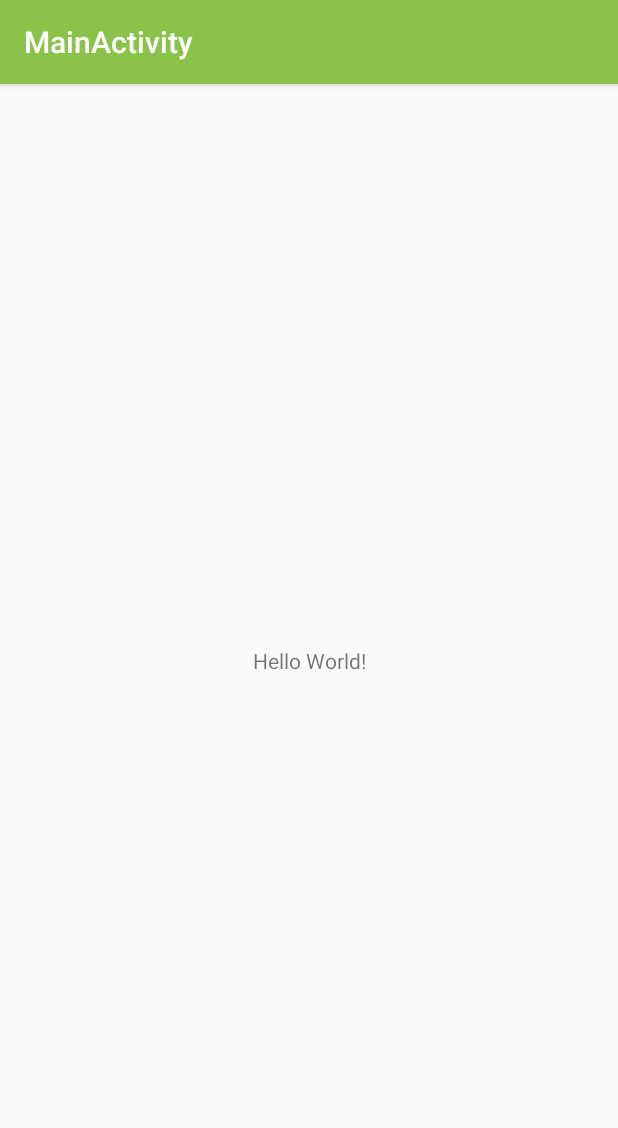
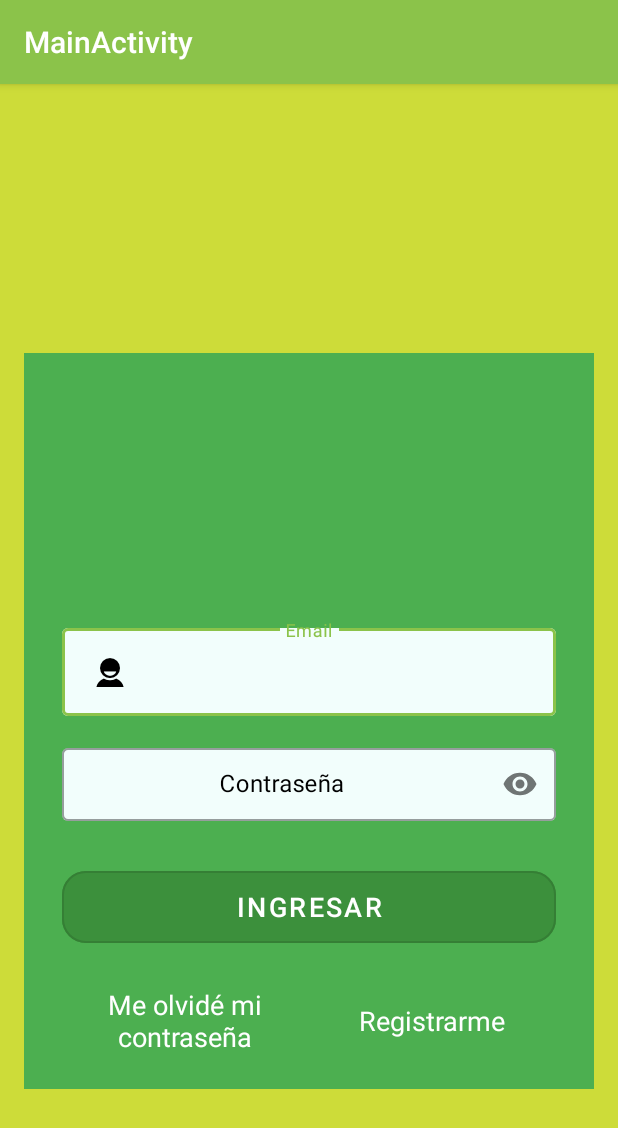
Before and after one commit to DevEdmundo/El-Flautista-de-Hamelin, an Android app: the screen it shows after launch (Bienvenido before the commit, LoginActivity after it), on a phone screen of 412 x 824 dp. Shown: the top 1128 px of the screen. Run offline under Robolectric (Android 15) with nearby library versions, the phone set to English and light mode, and no system bars; our stand-ins replace ButterKnife; libraries missing offline, so code that uses them is left out: cn.pedant, com.mobsandgeeks.saripaar; 2 statements that could not run were skipped.

Commit message:
Login with session.Edmundo

```diff
--- a/app/src/main/java/com/deved/mainactivity/BaseActivity.java
+++ b/app/src/main/java/com/deved/mainactivity/BaseActivity.java
@@ -8,8 +8,10 @@ import android.support.v7.app.AppCompatActivity;
 import android.view.MenuItem;
 import android.widget.TextView;
 
+import com.deved.mainactivity.fragments.AjustesFragment;
 import com.deved.mainactivity.fragments.InfografiaFragment;
 import com.deved.mainactivity.fragments.InicioFragment;
+import com.deved.mainactivity.fragments.OfertasFragment;
 import com.deved.mainactivity.interfaces.IMainActivity;
 import com.deved.mainactivity.util.SessionManager;
 
--- /dev/null
+++ b/app/src/main/java/com/deved/mainactivity/activities/LoginActivity.java
@@ -0,0 +1,98 @@
+package com.deved.mainactivity.activities;
+
+import android.content.Intent;
+import android.support.v7.app.AppCompatActivity;
+import android.os.Bundle;
+import android.view.View;
+import android.widget.EditText;
+
+import com.deved.mainactivity.BaseActivity;
+import com.deved.mainactivity.R;
+import com.deved.mainactivity.util.SessionManager;
+import com.mobsandgeeks.saripaar.Rule;
+import com.mobsandgeeks.saripaar.Validator;
+import com.mobsandgeeks.saripaar.annotation.Email;
+import com.mobsandgeeks.saripaar.annotation.Required;
+import com.mobsandgeeks.saripaar.annotation.TextRule;
+
+import butterknife.BindView;
+import butterknife.ButterKnife;
+import butterknife.OnClick;
+import cn.pedant.SweetAlert.SweetAlertDialog;
+
+public class LoginActivity extends AppCompatActivity implements Validator.ValidationListener {
+
+    @BindView(R.id.log_edt_correo)
+    @Required(order = 1,message = "Campo obligatorio")
+    @Email(order = 2,message = "Debe de ingresar un correo Valido")
+    EditText edt_correo;
+
+    @BindView(R.id.log_edt_password)
+    @Required(order = 3,message = "Campo obligatorio")
+    @TextRule(order=4,minLength = 6,maxLength = 10,message ="La contraseña debe se entre 6 y 10 digitos" )
+    EditText edt_password;
+
+    Validator validator;
+    SessionManager sessionManager;
+
+    @Override
+    protected void onCreate(Bundle savedInstanceState) {
+        super.onCreate(savedInstanceState);
+        setContentView(R.layout.activity_login);
+
+        ButterKnife.bind(this);
+        sessionManager = new SessionManager(this);
+
+        validator = new Validator(this);
+        validator.setValidationListener(this);
+    }
+
+
+    @OnClick(R.id.log_btn_ingresar)
+    public void autenticar(){
+        validator.validate();
+    }
+
+    @Override
+    public void onValidationSucceeded() {
+
+        //TODO TRAER CON RETROFIT LOS DATOS REALES, RECUERDA QUE LA SESSION LO ESTÁS HACIENDO CON DATOS EN DURO
+
+        String usuario=edt_correo.getText().toString();
+        String contrasenia=edt_password.getText().toString();
+
+        if(usuario.equals("Edmundo@gmail.com")&&contrasenia.equals("123456")){
+
+            sessionManager.createSessionLogin(usuario);
+
+            Intent i = new Intent(LoginActivity.this, BaseActivity.class);
+            startActivity(i);
+            finish();
+
+
+        }else{
+
+            new SweetAlertDialog(this, SweetAlertDialog.ERROR_TYPE)
+                    .setTitleText("Oops...")
+                    .setContentText("Usuario o contraseña incorrecta")
+                    .show();
+        }
+    }
+
+    @Override
+    public void onValidationFailed(View failedView, Rule<?> failedRule) {
+
+        final String failureMessage = failedRule.getFailureMessage();
+        if (failedView instanceof EditText) {
+            EditText failed = (EditText) failedView;
+            failed.requestFocus();
+            failed.setError(failureMessage);
+        } else {
+            new SweetAlertDialog(this, SweetAlertDialog.ERROR_TYPE)
+                    .setTitleText("Oops...")
+                    .setContentText("'Error:"+failureMessage+"!")
+                    .show();
+
+        }
+    }
+}
--- /dev/null
+++ b/app/src/main/java/com/deved/mainactivity/fragments/AjustesFragment.java
@@ -0,0 +1,30 @@
+package com.deved.mainactivity.fragments;
+
+
+import android.os.Bundle;
+import android.support.v4.app.Fragment;
+import android.view.LayoutInflater;
+import android.view.View;
+import android.view.ViewGroup;
+
+import com.deved.mainactivity.R;
+
+/**
+ * A simple {@link Fragment} subclass.
+ */
+public class AjustesFragment extends Fragment {
+
+
+    public AjustesFragment() {
+        // Required empty public constructor
+    }
+
+
+    @Override
+    public View onCreateView(LayoutInflater inflater, ViewGroup container,
+                             Bundle savedInstanceState) {
+        // Inflate the layout for this fragment
+        return inflater.inflate(R.layout.fragment_ajustes, container, false);
+    }
+
+}
--- /dev/null
+++ b/app/src/main/java/com/deved/mainactivity/fragments/OfertasFragment.java
@@ -0,0 +1,30 @@
+package com.deved.mainactivity.fragments;
+
+
+import android.os.Bundle;
+import android.support.v4.app.Fragment;
+import android.view.LayoutInflater;
+import android.view.View;
+import android.view.ViewGroup;
+
+import com.deved.mainactivity.R;
+
+/**
+ * A simple {@link Fragment} subclass.
+ */
+public class OfertasFragment extends Fragment {
+
+
+    public OfertasFragment() {
+        // Required empty public constructor
+    }
+
+
+    @Override
+    public View onCreateView(LayoutInflater inflater, ViewGroup container,
+                             Bundle savedInstanceState) {
+        // Inflate the layout for this fragment
+        return inflater.inflate(R.layout.fragment_ofertas, container, false);
+    }
+
+}
--- a/app/src/main/java/com/deved/mainactivity/util/SessionManager.java
+++ b/app/src/main/java/com/deved/mainactivity/util/SessionManager.java
@@ -3,9 +3,8 @@ package com.deved.mainactivity.util;
 import android.content.Context;
 import android.content.Intent;
 import android.content.SharedPreferences;
-
-import com.deved.alexis.MainActivity;
-import com.deved.alexis.activities.LoginActivity;
+import com.deved.mainactivity.BaseActivity;
+import com.deved.mainactivity.activities.LoginActivity;
 
 import java.util.HashMap;
 
@@ -79,7 +78,7 @@ public class SessionManager {
         if (!this.isLoggin()){
             Intent i = new Intent(context, LoginActivity.class);
             context.startActivity(i);
-            ((MainActivity) context).finish();
+            ((BaseActivity) context).finish();
         }
     }
 
@@ -97,7 +96,7 @@ public class SessionManager {
         editor.commit();
         Intent i = new Intent(context, LoginActivity.class);
         context.startActivity(i);
-        ((MainActivity) context).finish();
+        ((BaseActivity) context).finish();
 
     }
 }
--- /dev/null
+++ b/app/src/main/res/layout/activity_login.xml
@@ -0,0 +1,150 @@
+<?xml version="1.0" encoding="utf-8"?>
+<LinearLayout xmlns:android="http://schemas.android.com/apk/res/android"
+    xmlns:app="http://schemas.android.com/apk/res-auto"
+    xmlns:tools="http://schemas.android.com/tools"
+    android:layout_width="match_parent"
+    android:layout_height="match_parent"
+    android:orientation="vertical"
+    android:padding="16dp"
+    android:background="@color/backgroud"
+    tools:context=".activities.LoginActivity">
+
+    <LinearLayout
+        android:layout_width="match_parent"
+        android:layout_height="0dp"
+        android:layout_weight="2"
+        android:orientation="vertical"></LinearLayout>
+    <LinearLayout
+        android:layout_width="match_parent"
+        android:layout_height="0dp"
+        android:layout_weight="6"
+        android:background="@color/rectangle"
+        android:orientation="vertical">
+
+        <LinearLayout
+            android:layout_width="match_parent"
+            android:layout_height="0dp"
+            android:layout_weight="2"></LinearLayout>
+
+
+
+
+
+        <LinearLayout
+            android:layout_width="match_parent"
+            android:layout_height="0dp"
+            android:layout_weight="2.5"
+            android:orientation="vertical"
+            android:paddingHorizontal="25dp"
+            android:gravity="center">
+
+            <android.support.design.widget.TextInputLayout
+                android:layout_width="match_parent"
+                android:layout_height="wrap_content"
+                style="@style/Widget.MaterialComponents.TextInputLayout.OutlinedBox.Dense"
+                android:hint="@string/hint_email"
+                app:boxBackgroundColor="@color/colorCajaTexto"
+                android:textColorHint="@color/colorBlack"
+                android:layout_marginVertical="8dp"
+
+
+                >
+                <android.support.design.widget.TextInputEditText
+                    android:id="@+id/log_edt_correo"
+                    android:drawableLeft="@drawable/ic_user"
+                    android:layout_width="match_parent"
+                    android:layout_height="wrap_content"
+                    android:gravity="center"
+                    android:inputType="textEmailAddress"
+                    android:textColor="@color/colorBlack"
+                    android:textSize="18dp"/>
+
+            </android.support.design.widget.TextInputLayout>
+
+
+            <android.support.design.widget.TextInputLayout
+                android:layout_width="match_parent"
+                android:layout_height="wrap_content"
+                style="@style/Widget.MaterialComponents.TextInputLayout.OutlinedBox.Dense"
+                app:passwordToggleEnabled="true"
+                android:hint="@string/hint_password"
+                app:boxBackgroundColor="@color/colorCajaTexto"
+                android:textColorHint="@color/colorBlack"
+                android:layout_marginVertical="8dp"
+
+
+                >
+                <android.support.design.widget.TextInputEditText
+                    android:id="@+id/log_edt_password"
+                    android:layout_width="match_parent"
+                    android:layout_height="wrap_content"
+                    android:gravity="center"
+                    android:inputType="textPassword"
+                    android:textColor="@color/colorBlack"
+                    />
+
+            </android.support.design.widget.TextInputLayout>
+
+
+        </LinearLayout>
+
+
+
+
+        <LinearLayout
+            android:layout_width="match_parent"
+            android:layout_height="0dp"
+            android:layout_weight="2"
+            android:orientation="vertical"
+            android:paddingHorizontal="25dp">
+
+            <android.support.design.button.MaterialButton
+                android:id="@+id/log_btn_ingresar"
+                android:layout_width="match_parent"
+                android:layout_height="60dp"
+                style="@style/Widget.MaterialComponents.Button.OutlinedButton"
+                android:textAppearance="@style/TextAppearance.MaterialComponents.Button"
+                app:cornerRadius="16dp"
+                android:backgroundTint="@color/colorButton"
+                android:text="@string/txt_ingresar"
+                android:textColor="@color/colorWhite"
+                android:textSize="18dp"/>
+
+            <LinearLayout
+                android:layout_width="match_parent"
+                android:layout_height="match_parent"
+                android:orientation="horizontal">
+                <TextView
+                    android:id="@+id/btn_passOlvide"
+                    android:layout_width="match_parent"
+                    android:layout_height="match_parent"
+                    android:layout_weight="1"
+                    android:text="@string/olvidePass"
+                    android:textSize="18dp"
+                    android:textColor="@color/colorWhite"
+                    android:gravity="center"/>
+                <TextView
+                    android:id="@+id/log_btn_registrarse"
+                    android:layout_width="match_parent"
+                    android:layout_height="match_parent"
+                    android:layout_weight="1"
+                    android:text="@string/registrarse"
+                    android:textSize="18dp"
+                    android:textColor="@color/colorWhite"
+                    android:gravity="center"/>
+            </LinearLayout>
+
+
+        </LinearLayout>
+
+
+
+
+    </LinearLayout>
+    <LinearLayout
+        android:layout_width="match_parent"
+        android:layout_height="0dp"
+        android:layout_weight="1"
+        android:orientation="vertical"></LinearLayout>
+
+</LinearLayout>
--- /dev/null
+++ b/app/src/main/res/layout/fragment_ajustes.xml
@@ -0,0 +1,14 @@
+<?xml version="1.0" encoding="utf-8"?>
+<FrameLayout xmlns:android="http://schemas.android.com/apk/res/android"
+    xmlns:tools="http://schemas.android.com/tools"
+    android:layout_width="match_parent"
+    android:layout_height="match_parent"
+    tools:context=".fragments.AjustesFragment">
+
+    <!-- TODO: Update blank fragment layout -->
+    <TextView
+        android:layout_width="match_parent"
+        android:layout_height="match_parent"
+        android:text="@string/hello_blank_fragment" />
+
+</FrameLayout>
--- /dev/null
+++ b/app/src/main/res/layout/fragment_ofertas.xml
@@ -0,0 +1,14 @@
+<?xml version="1.0" encoding="utf-8"?>
+<FrameLayout xmlns:android="http://schemas.android.com/apk/res/android"
+    xmlns:tools="http://schemas.android.com/tools"
+    android:layout_width="match_parent"
+    android:layout_height="match_parent"
+    tools:context=".fragments.OfertasFragment">
+
+    <!-- TODO: Update blank fragment layout -->
+    <TextView
+        android:layout_width="match_parent"
+        android:layout_height="match_parent"
+        android:text="@string/hello_blank_fragment" />
+
+</FrameLayout>
--- a/app/src/main/res/values/colors.xml
+++ b/app/src/main/res/values/colors.xml
@@ -4,4 +4,9 @@
     <color name="colorPrimaryDark">#689F38</color>
     <color name="colorAccent">#CDDC39</color>
     <color name="colorBlack">#000000</color>
+    <color name="backgroud">#cddc39</color>
+    <color name="colorButton">#3c903c</color>
+    <color name="colorCajaTexto">#f2fefc</color>
+    <color name="rectangle">#4caf50</color>
+    <color name="colorWhite">#fff</color>
 </resources>
--- a/app/src/main/res/values/strings.xml
+++ b/app/src/main/res/values/strings.xml
@@ -8,4 +8,10 @@
 
     <!-- TODO: Remove or change this placeholder text -->
     <string name="hello_blank_fragment">Hello blank fragment</string>
+    <string name="title_activity_base">EasyRecicler</string>
+    <string name="olvidePass">Me olvidé mi contraseña</string>
+    <string name="registrarse">Registrarme</string>
+    <string name="txt_ingresar">ingresar</string>
+    <string name="hint_email">Email</string>
+    <string name="hint_password">Contraseña</string>
 </resources>
```
Also changed, not shown: app/src/main/AndroidManifest.xml (+6 -3 lines), app/src/main/res/drawable-hdpi/ic_user.png (added), app/src/main/res/drawable-mdpi/ic_user.png (added), app/src/main/res/drawable-xhdpi/ic_user.png (added), app/src/main/res/drawable-xxhdpi/ic_user.png (added), app/src/main/res/drawable-xxxhdpi/ic_user.png (added).
